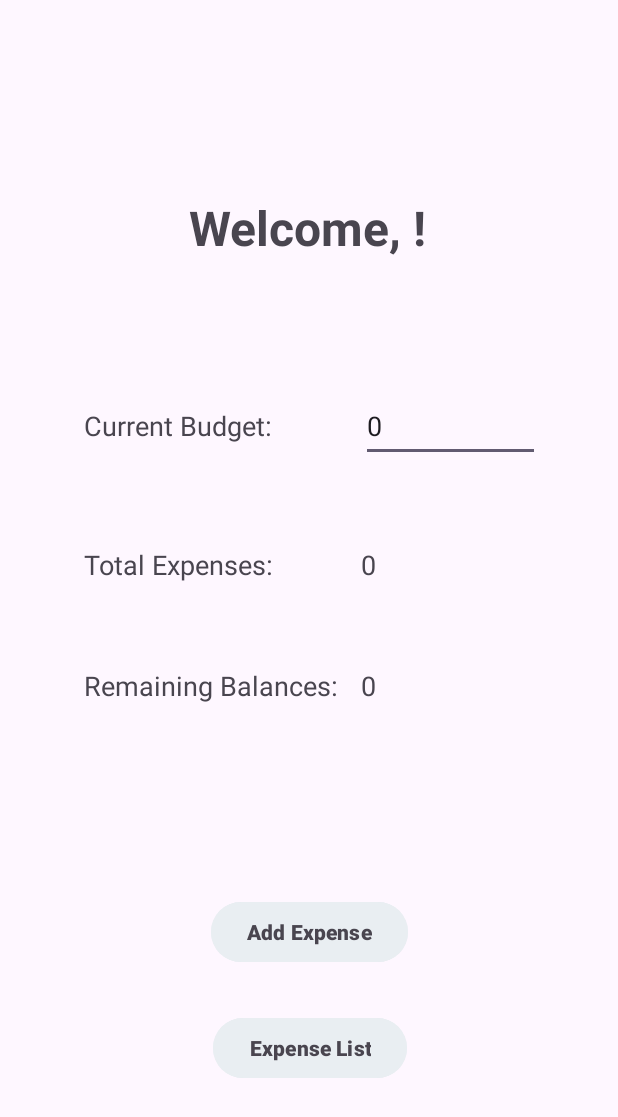
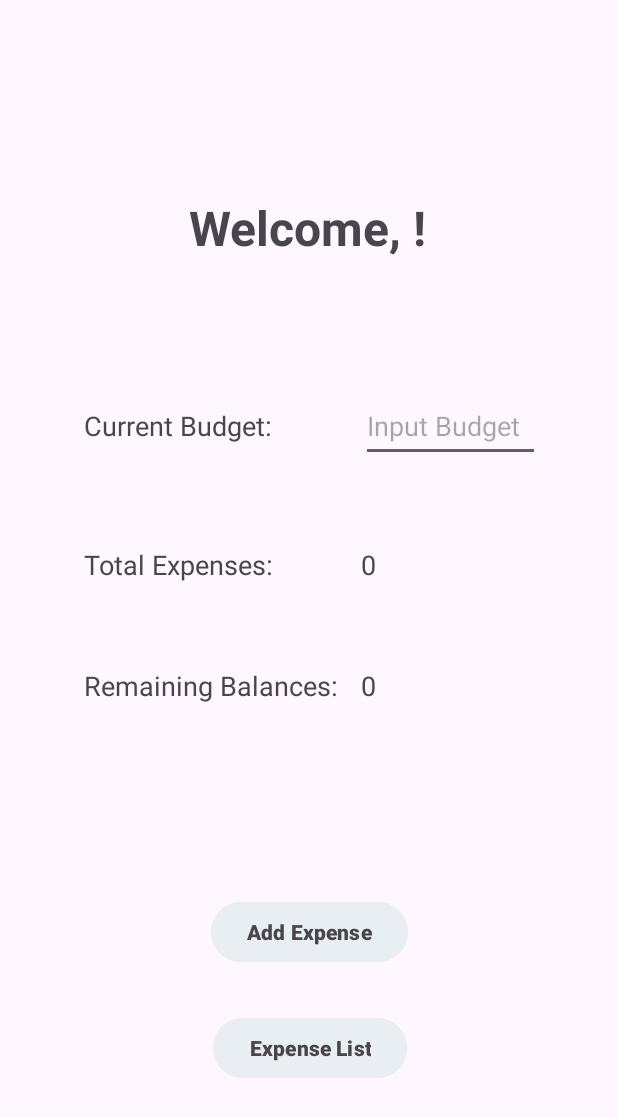
Before and after one commit to jjuliekim/Expense-Tracker-App, an Android app: the screen it shows after launch (DashboardActivity), after a tap on "Sign Up / Register", on a phone screen of 412 x 824 dp. Shown: the top 1117 px of the screen. Run offline under Robolectric (Android 15) with nearby library versions, the phone set to English and light mode, and no system bars.

Commit message:
load user info

```diff
--- a/app/src/main/java/com/example/kim_j_project2/DashboardActivity.java
+++ b/app/src/main/java/com/example/kim_j_project2/DashboardActivity.java
@@ -10,6 +10,8 @@ import androidx.appcompat.app.AppCompatActivity;
 import androidx.core.graphics.Insets;
 import androidx.core.view.ViewCompat;
 import androidx.core.view.WindowInsetsCompat;
+
+import java.util.Objects;
 
 public class DashboardActivity extends AppCompatActivity {
 
@@ -34,8 +36,10 @@ public class DashboardActivity extends AppCompatActivity {
         // set xml texts
         TextView welcomeText = findViewById(R.id.welcomeText);
         welcomeText.setText(String.format("Welcome, %s!", username));
-        EditText budgetText = findViewById(R.id.budgetText);
-        budgetText.setText(budget);
+        if (!Objects.equals(budget, "0")) {
+            EditText budgetText = findViewById(R.id.budgetText);
+            budgetText.setText(budget);
+        }
         TextView expenseText = findViewById(R.id.totalExpText);
         expenseText.setText(expense);
         TextView balanceText = findViewById(R.id.balanceText);
```
